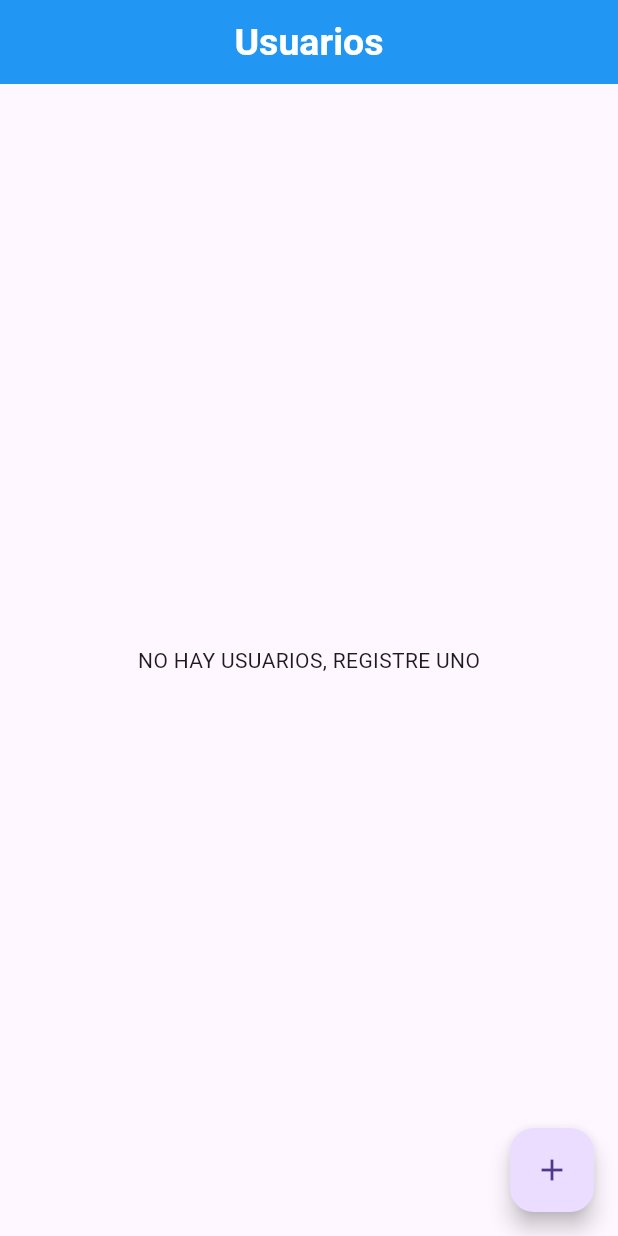
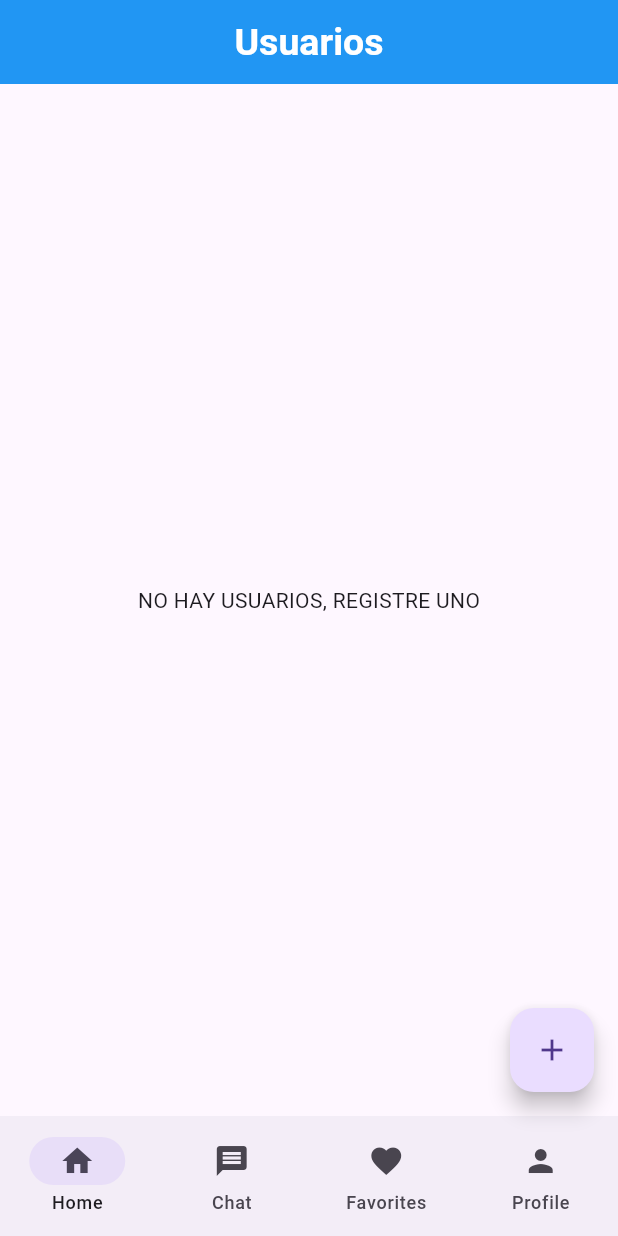
Before and after one commit to EllisLuisxD/RegistroPrueba, a Flutter app: the screen it shows after launch, on a phone screen of 412 x 824 dp. Run offline on Flutter 3.47's test engine with Material 3 defaults, Android fonts, the phone set to English and light mode, and no system bars.

Commit message:
Se ah agregado un barra de navegación inferior

```diff
--- a/lib/pages/home.dart
+++ b/lib/pages/home.dart
@@ -82,6 +82,12 @@ class _HomeState extends State<Home> {
                 );
               },
             )),
+      bottomNavigationBar: NavigationBar(destinations: [
+        NavigationDestination(icon: Icon(Icons.home), label: 'Home'),
+        NavigationDestination(icon: Icon(Icons.message), label: 'Chat'),
+        NavigationDestination(icon: Icon(Icons.favorite), label: 'Favorites'),
+        NavigationDestination(icon: Icon(Icons.person), label: 'Profile')
+      ]),
       floatingActionButton: FloatingActionButton(
         onPressed: () async {
           dynamic nuevoUsuario =
```
